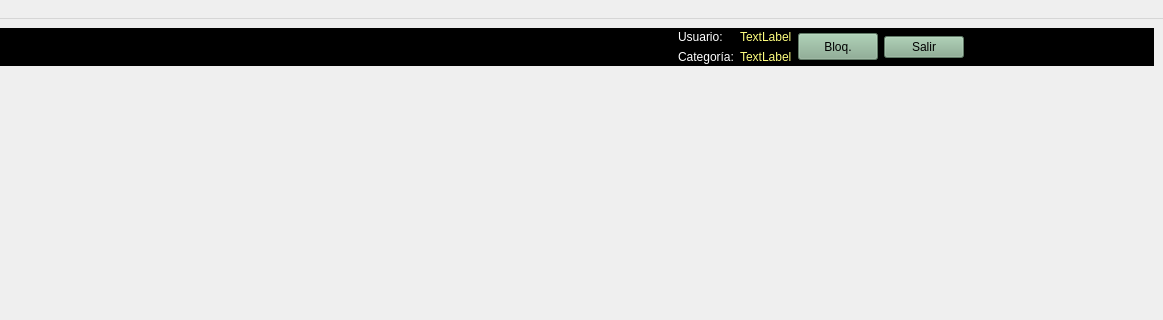
Above: mainwindow.ui from arcnexus/RedFoX before the change; both pictures show x 82 to 1245 and y 0 to 320 of the 1245 by 487 pixel window. Below: the same form after it.
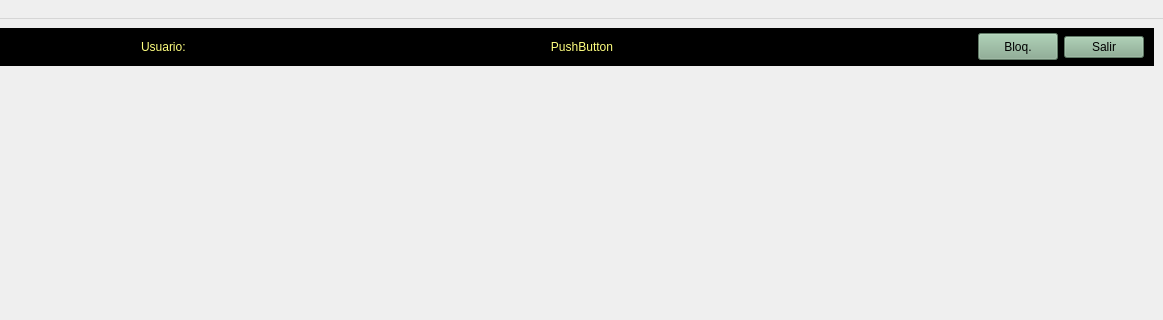
That is the form after the change. Icons and pictures are not drawn.

What changed in the file:
```diff
--- a/mainwindow.ui
+++ b/mainwindow.ui
@@ -249,246 +249,6 @@
        </item>
        <item>
         <layout class="QGridLayout" name="gridLayout">
-         <item row="1" column="1">
-          <widget class="QLabel" name="txtcCategoria">
-           <property name="sizePolicy">
-            <sizepolicy hsizetype="Maximum" vsizetype="Preferred">
-             <horstretch>0</horstretch>
-             <verstretch>0</verstretch>
-            </sizepolicy>
-           </property>
-           <property name="styleSheet">
-            <string notr="true">font: 75 8pt &quot;Cantarell&quot;;
-color: rgb(255, 255, 127);</string>
-           </property>
-           <property name="text">
-            <string>TextLabel</string>
-           </property>
-          </widget>
-         </item>
-         <item row="0" column="0">
-          <widget class="QLabel" name="label">
-           <property name="sizePolicy">
-            <sizepolicy hsizetype="Maximum" vsizetype="Preferred">
-             <horstretch>0</horstretch>
-             <verstretch>0</verstretch>
-            </sizepolicy>
-           </property>
-           <property name="palette">
-            <palette>
-             <active>
-              <colorrole role="WindowText">
-               <brush brushstyle="SolidPattern">
-                <color alpha="255">
-                 <red>255</red>
-                 <green>255</green>
-                 <blue>255</blue>
-                </color>
-               </brush>
-              </colorrole>
-              <colorrole role="Button">
-               <brush brushstyle="SolidPattern">
-                <color alpha="255">
-                 <red>0</red>
-                 <green>0</green>
-                 <blue>0</blue>
-                </color>
-               </brush>
-              </colorrole>
-              <colorrole role="Text">
-               <brush brushstyle="SolidPattern">
-                <color alpha="255">
-                 <red>255</red>
-                 <green>255</green>
-                 <blue>255</blue>
-                </color>
-               </brush>
-              </colorrole>
-              <colorrole role="ButtonText">
-               <brush brushstyle="SolidPattern">
-                <color alpha="255">
-                 <red>255</red>
-                 <green>255</green>
-                 <blue>255</blue>
-                </color>
-               </brush>
-              </colorrole>
-              <colorrole role="Base">
-               <brush brushstyle="SolidPattern">
-                <color alpha="255">
-                 <red>0</red>
-                 <green>0</green>
-                 <blue>0</blue>
-                </color>
-               </brush>
-              </colorrole>
-              <colorrole role="Window">
-               <brush brushstyle="SolidPattern">
-                <color alpha="255">
-                 <red>0</red>
-                 <green>0</green>
-                 <blue>0</blue>
-                </color>
-               </brush>
-              </colorrole>
-             </active>
-             <inactive>
-              <colorrole role="WindowText">
-               <brush brushstyle="SolidPattern">
-                <color alpha="255">
-                 <red>255</red>
-                 <green>255</green>
-                 <blue>255</blue>
-                </color>
-               </brush>
-              </colorrole>
-              <colorrole role="Button">
-               <brush brushstyle="SolidPattern">
-                <color alpha="255">
-                 <red>0</red>
-                 <green>0</green>
-                 <blue>0</blue>
-                </color>
-               </brush>
-              </colorrole>
-              <colorrole role="Text">
-               <brush brushstyle="SolidPattern">
-                <color alpha="255">
-                 <red>255</red>
-                 <green>255</green>
-                 <blue>255</blue>
-                </color>
-               </brush>
-              </colorrole>
-              <colorrole role="ButtonText">
-               <brush brushstyle="SolidPattern">
-                <color alpha="255">
-                 <red>255</red>
-                 <green>255</green>
-                 <blue>255</blue>
-                </color>
-               </brush>
-              </colorrole>
-              <colorrole role="Base">
-               <brush brushstyle="SolidPattern">
-                <color alpha="255">
-                 <red>0</red>
-                 <green>0</green>
-                 <blue>0</blue>
-                </color>
-               </brush>
-              </colorrole>
-              <colorrole role="Window">
-               <brush brushstyle="SolidPattern">
-                <color alpha="255">
-                 <red>0</red>
-                 <green>0</green>
-                 <blue>0</blue>
-                </color>
-               </brush>
-              </colorrole>
-             </inactive>
-             <disabled>
-              <colorrole role="WindowText">
-               <brush brushstyle="SolidPattern">
-                <color alpha="255">
-                 <red>255</red>
-                 <green>255</green>
-                 <blue>255</blue>
-                </color>
-               </brush>
-              </colorrole>
-              <colorrole role="Button">
-               <brush brushstyle="SolidPattern">
-                <color alpha="255">
-                 <red>0</red>
-                 <green>0</green>
-                 <blue>0</blue>
-                </color>
-               </brush>
-              </colorrole>
-              <colorrole role="Text">
-               <brush brushstyle="SolidPattern">
-                <color alpha="255">
-                 <red>255</red>
-                 <green>255</green>
-                 <blue>255</blue>
-                </color>
-               </brush>
-              </colorrole>
-              <colorrole role="ButtonText">
-               <brush brushstyle="SolidPattern">
-                <color alpha="255">
-                 <red>255</red>
-                 <green>255</green>
-                 <blue>255</blue>
-                </color>
-               </brush>
-              </colorrole>
-              <colorrole role="Base">
-               <brush brushstyle="SolidPattern">
-                <color alpha="255">
-                 <red>0</red>
-                 <green>0</green>
-                 <blue>0</blue>
-                </color>
-               </brush>
-              </colorrole>
-              <colorrole role="Window">
-               <brush brushstyle="SolidPattern">
-                <color alpha="255">
-                 <red>0</red>
-                 <green>0</green>
-                 <blue>0</blue>
-                </color>
-               </brush>
-              </colorrole>
-             </disabled>
-            </palette>
-           </property>
-           <property name="styleSheet">
-            <string notr="true">color: rgb(255, 255, 255);
-font: 75 8pt &quot;Cantarell&quot;;</string>
-           </property>
-           <property name="text">
-            <string>Usuario:</string>
-           </property>
-          </widget>
-         </item>
-         <item row="0" column="1">
-          <widget class="QLabel" name="lineUsuarioActivo">
-           <property name="sizePolicy">
-            <sizepolicy hsizetype="Maximum" vsizetype="Preferred">
-             <horstretch>0</horstretch>
-             <verstretch>0</verstretch>
-            </sizepolicy>
-           </property>
-           <property name="styleSheet">
-            <string notr="true">font: 75 8pt &quot;Cantarell&quot;;
-color: rgb(255, 255, 127);</string>
-           </property>
-           <property name="text">
-            <string>TextLabel</string>
-           </property>
-          </widget>
-         </item>
-         <item row="1" column="0">
-          <widget class="QLabel" name="label_3">
-           <property name="sizePolicy">
-            <sizepolicy hsizetype="Maximum" vsizetype="Preferred">
-             <horstretch>0</horstretch>
-             <verstretch>0</verstretch>
-            </sizepolicy>
-           </property>
-           <property name="styleSheet">
-            <string notr="true">color: rgb(255, 255, 255);
-font: 75 8pt &quot;Cantarell&quot;;</string>
-           </property>
-           <property name="text">
-            <string>Categoría:</string>
-           </property>
-          </widget>
-         </item>
          <item row="0" column="3" rowspan="2">
           <widget class="QPushButton" name="btn_salir">
            <property name="sizePolicy">
@@ -564,6 +324,209 @@
            </property>
           </widget>
          </item>
+         <item row="0" column="1" rowspan="2">
+          <widget class="QPushButton" name="lineUsuarioActivo">
+           <property name="styleSheet">
+            <string notr="true">font: 75 10pt &quot;Cantarell&quot;;
+color: rgb(255, 255, 127);</string>
+           </property>
+           <property name="text">
+            <string>PushButton</string>
+           </property>
+           <property name="flat">
+            <bool>true</bool>
+           </property>
+          </widget>
+         </item>
+         <item row="0" column="0" rowspan="2">
+          <widget class="QLabel" name="label">
+           <property name="sizePolicy">
+            <sizepolicy hsizetype="Maximum" vsizetype="Preferred">
+             <horstretch>0</horstretch>
+             <verstretch>0</verstretch>
+            </sizepolicy>
+           </property>
+           <property name="palette">
+            <palette>
+             <active>
+              <colorrole role="WindowText">
+               <brush brushstyle="SolidPattern">
+                <color alpha="255">
+                 <red>255</red>
+                 <green>255</green>
+                 <blue>127</blue>
+                </color>
+               </brush>
+              </colorrole>
+              <colorrole role="Button">
+               <brush brushstyle="SolidPattern">
+                <color alpha="255">
+                 <red>0</red>
+                 <green>0</green>
+                 <blue>0</blue>
+                </color>
+               </brush>
+              </colorrole>
+              <colorrole role="Text">
+               <brush brushstyle="SolidPattern">
+                <color alpha="255">
+                 <red>255</red>
+                 <green>255</green>
+                 <blue>127</blue>
+                </color>
+               </brush>
+              </colorrole>
+              <colorrole role="ButtonText">
+               <brush brushstyle="SolidPattern">
+                <color alpha="255">
+                 <red>255</red>
+                 <green>255</green>
+                 <blue>127</blue>
+                </color>
+               </brush>
+              </colorrole>
+              <colorrole role="Base">
+               <brush brushstyle="SolidPattern">
+                <color alpha="255">
+                 <red>0</red>
+                 <green>0</green>
+                 <blue>0</blue>
+                </color>
+               </brush>
+              </colorrole>
+              <colorrole role="Window">
+               <brush brushstyle="SolidPattern">
+                <color alpha="255">
+                 <red>0</red>
+                 <green>0</green>
+                 <blue>0</blue>
+                </color>
+               </brush>
+              </colorrole>
+             </active>
+             <inactive>
+              <colorrole role="WindowText">
+               <brush brushstyle="SolidPattern">
+                <color alpha="255">
+                 <red>255</red>
+                 <green>255</green>
+                 <blue>127</blue>
+                </color>
+               </brush>
+              </colorrole>
+              <colorrole role="Button">
+               <brush brushstyle="SolidPattern">
+                <color alpha="255">
+                 <red>0</red>
+                 <green>0</green>
+                 <blue>0</blue>
+                </color>
+               </brush>
+              </colorrole>
+              <colorrole role="Text">
+               <brush brushstyle="SolidPattern">
+                <color alpha="255">
+                 <red>255</red>
+                 <green>255</green>
+                 <blue>127</blue>
+                </color>
+               </brush>
+              </colorrole>
+              <colorrole role="ButtonText">
+               <brush brushstyle="SolidPattern">
+                <color alpha="255">
+                 <red>255</red>
+                 <green>255</green>
+                 <blue>127</blue>
+                </color>
+               </brush>
+              </colorrole>
+              <colorrole role="Base">
+               <brush brushstyle="SolidPattern">
+                <color alpha="255">
+                 <red>0</red>
+                 <green>0</green>
+                 <blue>0</blue>
+                </color>
+               </brush>
+              </colorrole>
+              <colorrole role="Window">
+               <brush brushstyle="SolidPattern">
+                <color alpha="255">
+                 <red>0</red>
+                 <green>0</green>
+                 <blue>0</blue>
+                </color>
+               </brush>
+              </colorrole>
+             </inactive>
+             <disabled>
+              <colorrole role="WindowText">
+               <brush brushstyle="SolidPattern">
+                <color alpha="255">
+                 <red>255</red>
+                 <green>255</green>
+                 <blue>127</blue>
+                </color>
+               </brush>
+              </colorrole>
+              <colorrole role="Button">
+               <brush brushstyle="SolidPattern">
+                <color alpha="255">
+                 <red>0</red>
+                 <green>0</green>
+                 <blue>0</blue>
+                </color>
+               </brush>
+              </colorrole>
+              <colorrole role="Text">
+               <brush brushstyle="SolidPattern">
+                <color alpha="255">
+                 <red>255</red>
+                 <green>255</green>
+                 <blue>127</blue>
+                </color>
+               </brush>
+              </colorrole>
+              <colorrole role="ButtonText">
+               <brush brushstyle="SolidPattern">
+                <color alpha="255">
+                 <red>255</red>
+                 <green>255</green>
+                 <blue>127</blue>
+                </color>
+               </brush>
+              </colorrole>
+              <colorrole role="Base">
+               <brush brushstyle="SolidPattern">
+                <color alpha="255">
+                 <red>0</red>
+                 <green>0</green>
+                 <blue>0</blue>
+                </color>
+               </brush>
+              </colorrole>
+              <colorrole role="Window">
+               <brush brushstyle="SolidPattern">
+                <color alpha="255">
+                 <red>0</red>
+                 <green>0</green>
+                 <blue>0</blue>
+                </color>
+               </brush>
+              </colorrole>
+             </disabled>
+            </palette>
+           </property>
+           <property name="styleSheet">
+            <string notr="true">font: 75 10pt &quot;Cantarell&quot;;
+color: rgb(255, 255, 127);</string>
+           </property>
+           <property name="text">
+            <string>Usuario:</string>
+           </property>
+          </widget>
+         </item>
         </layout>
        </item>
       </layout>
```
